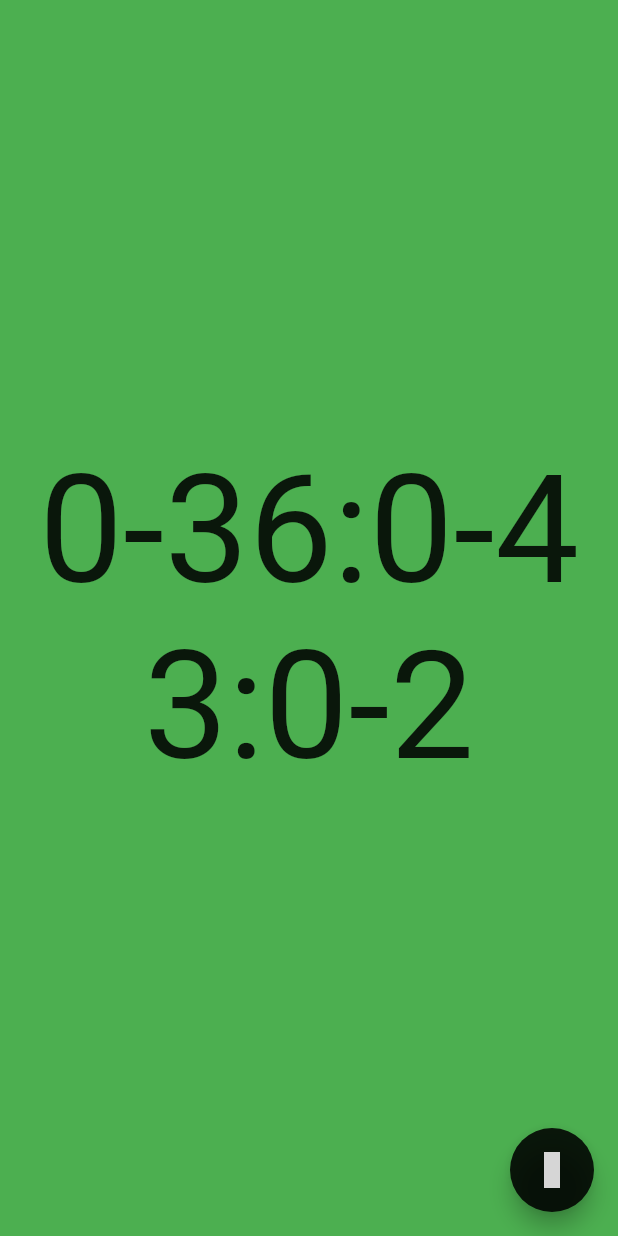
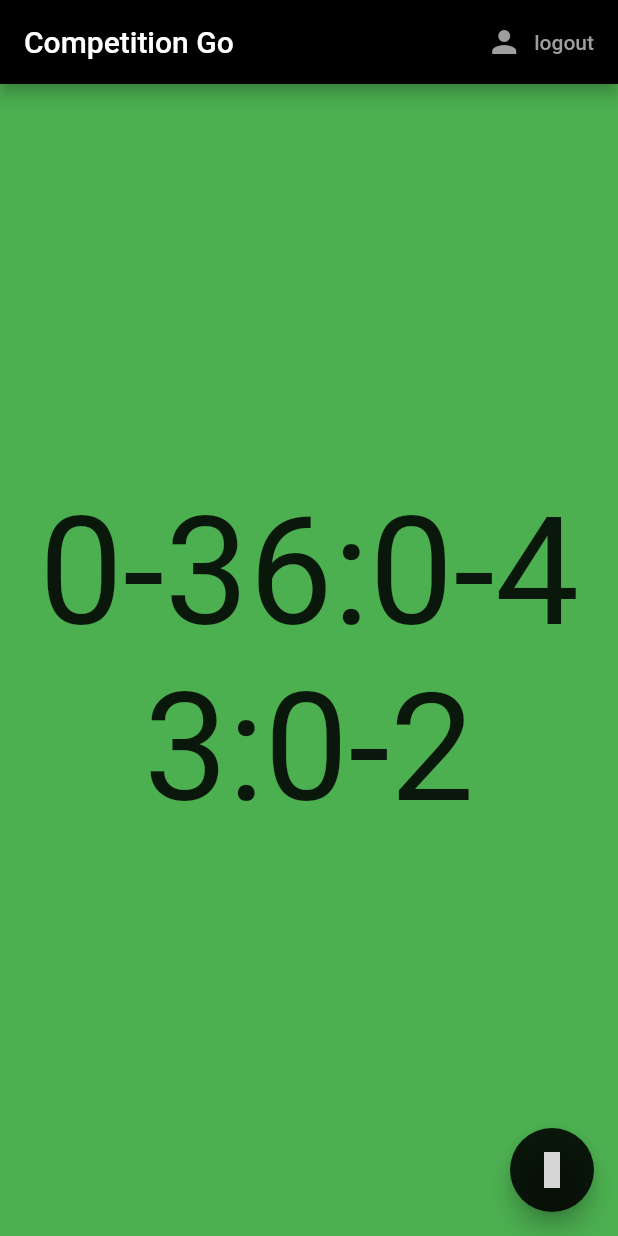
Before and after one commit to NR5P/Competition-Go, a Flutter app: the screen it shows once a user with an empty profile is signed in, on a phone screen of 412 x 824 dp. Run offline on Flutter 3.47's test engine with Material 2 defaults, Android fonts, the phone set to English and light mode, and no system bars; drawn by our look-alikes of flutter_speed_dial; our stand-ins replace firebase_auth, flutter_vector_icons; accounts and stored records are empty; network calls fail; grey boxes are pictures that could not be loaded.

Commit message:
signing out feature added

```diff
--- a/lib/pages/home.dart
+++ b/lib/pages/home.dart
@@ -4,6 +4,8 @@ import 'package:flutter_vector_icons/flutter_vector_icons.dart';
 import 'package:streetracegather/helpers/competition.dart';
 import 'package:streetracegather/helpers/competitorInfo.dart';
 import 'dart:async';
+
+import 'package:streetracegather/services/auth.dart';
 
 class Home extends StatefulWidget {
   @override
@@ -13,6 +15,7 @@ class Home extends StatefulWidget {
 class _HomeState extends State<Home> {
   String _timerDisplay = "00:00:00";
   Color backgroundColor = Colors.grey;
+  final AuthService _auth = AuthService();
 
   //TODO: test code
   DateTime startingTime = DateTime.parse("2020-06-23 21:47:00Z");  // 8:18pm
@@ -31,6 +34,27 @@ class _HomeState extends State<Home> {
   @override
   Widget build(BuildContext context) {
     return Scaffold(
+      appBar: AppBar(
+        title: Text(
+            "Competition Go",
+        ),
+        backgroundColor: Colors.black,
+        actions: [
+          FlatButton.icon(
+              onPressed: () async {
+                await _auth.signOut();
+              },
+              icon: Icon(
+                Icons.person,
+                color: Colors.grey,
+              ),
+              label: Text(
+                "logout",
+                style: TextStyle(color: Colors.grey),
+              )
+          )
+        ],
+      ),
       backgroundColor: backgroundColor,
       body: buildTimerDisplay(),
       floatingActionButton: buildSpeedDial(),
@@ -71,10 +95,12 @@ class _HomeState extends State<Home> {
   }
 
   void updateTimer() {
-    setState(() {
-      _timerDisplay = competition.showCountDownTime();
-      if (competition.getSecondsLeft() < 0)
-        backgroundColor = Colors.green;
-    });
+    if (this.mounted) {
+      setState(() {
+        _timerDisplay = competition.showCountDownTime();
+        if (competition.getSecondsLeft() < 0)
+          backgroundColor = Colors.green;
+      });
+    }
   }
 }
```
Also changed, not shown: lib/services/auth.dart (+8 -0 lines).
